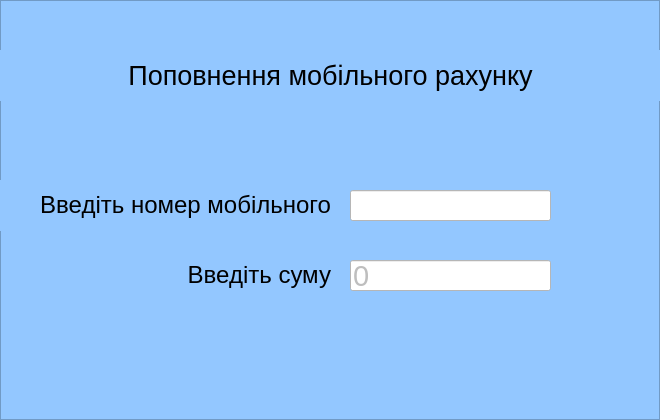
Above: classes/gui/AddMoneyToMobileAccount.ui from TheBiggestDaddy/ATM before the change. Below: the same form after it.
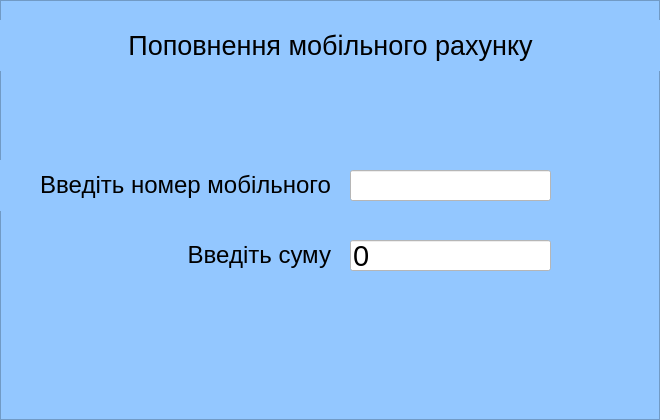
That is the form after the change.

Patch:
```diff
--- a/classes/gui/AddMoneyToMobileAccount.ui
+++ b/classes/gui/AddMoneyToMobileAccount.ui
@@ -24,12 +24,12 @@
   </property>
   <widget class="QLineEdit" name="sum_to_transfer">
    <property name="enabled">
-    <bool>false</bool>
+    <bool>true</bool>
    </property>
    <property name="geometry">
     <rect>
      <x>350</x>
-     <y>260</y>
+     <y>240</y>
      <width>201</width>
      <height>31</height>
     </rect>
@@ -56,7 +56,7 @@
    <property name="geometry">
     <rect>
      <x>0</x>
-     <y>180</y>
+     <y>160</y>
      <width>331</width>
      <height>51</height>
     </rect>
@@ -72,7 +72,7 @@
    <property name="geometry">
     <rect>
      <x>30</x>
-     <y>250</y>
+     <y>230</y>
      <width>301</width>
      <height>51</height>
     </rect>
@@ -88,7 +88,7 @@
    <property name="geometry">
     <rect>
      <x>0</x>
-     <y>50</y>
+     <y>20</y>
      <width>661</width>
      <height>51</height>
     </rect>
@@ -102,12 +102,12 @@
   </widget>
   <widget class="QLineEdit" name="card_number_line">
    <property name="enabled">
-    <bool>false</bool>
+    <bool>true</bool>
    </property>
    <property name="geometry">
     <rect>
      <x>350</x>
-     <y>190</y>
+     <y>170</y>
      <width>201</width>
      <height>31</height>
     </rect>
```
